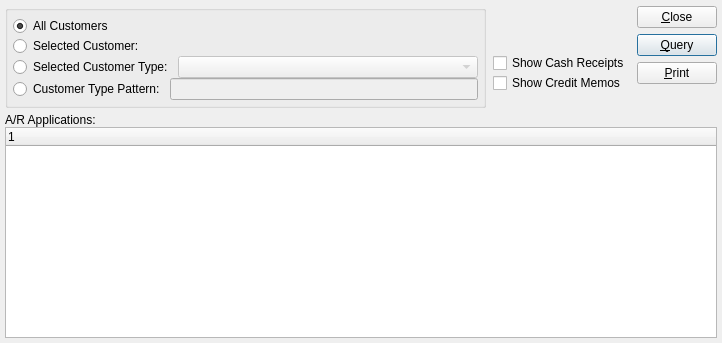
This is xtuple/trunk/guiclient/dspARApplications.ui in WooodHead/xtuple as Qt 5 draws it before an edit. The edited form follows.
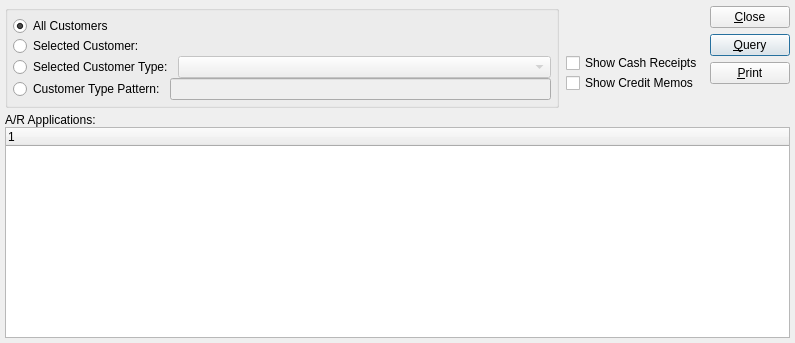
This is the edited form. Custom widgets are drawn as their Qt base class.

The edit to the form file:
```diff
--- a/xtuple/trunk/guiclient/dspARApplications.ui
+++ b/xtuple/trunk/guiclient/dspARApplications.ui
@@ -5,7 +5,7 @@
    <rect>
     <x>0</x>
     <y>0</y>
-    <width>722</width>
+    <width>795</width>
     <height>343</height>
    </rect>
   </property>
@@ -22,18 +22,13 @@
     </property>
     <item>
      <layout class="QHBoxLayout" >
-      <property name="margin" >
-       <number>0</number>
-      </property>
       <property name="spacing" >
        <number>7</number>
       </property>
       <item>
        <widget class="QGroupBox" name="_customerTypeGroup" >
         <property name="sizePolicy" >
-         <sizepolicy>
-          <hsizetype>5</hsizetype>
-          <vsizetype>0</vsizetype>
+         <sizepolicy vsizetype="Fixed" hsizetype="Preferred" >
           <horstretch>0</horstretch>
           <verstretch>0</verstretch>
          </sizepolicy>
@@ -60,9 +55,6 @@
          </item>
          <item>
           <layout class="QHBoxLayout" >
-           <property name="margin" >
-            <number>0</number>
-           </property>
            <property name="spacing" >
             <number>5</number>
            </property>
@@ -75,9 +67,6 @@
            </item>
            <item>
             <layout class="QHBoxLayout" >
-             <property name="margin" >
-              <number>0</number>
-             </property>
              <property name="spacing" >
               <number>0</number>
              </property>
@@ -110,9 +99,6 @@
          </item>
          <item>
           <layout class="QHBoxLayout" >
-           <property name="margin" >
-            <number>0</number>
-           </property>
            <property name="spacing" >
             <number>5</number>
            </property>
@@ -129,9 +115,7 @@
               <bool>false</bool>
              </property>
              <property name="sizePolicy" >
-              <sizepolicy>
-               <hsizetype>7</hsizetype>
-               <vsizetype>0</vsizetype>
+              <sizepolicy vsizetype="Fixed" hsizetype="Expanding" >
                <horstretch>0</horstretch>
                <verstretch>0</verstretch>
               </sizepolicy>
@@ -145,9 +129,6 @@
          </item>
          <item>
           <layout class="QHBoxLayout" >
-           <property name="margin" >
-            <number>0</number>
-           </property>
            <property name="spacing" >
             <number>5</number>
            </property>
@@ -172,17 +153,11 @@
       </item>
       <item>
        <layout class="QVBoxLayout" >
-        <property name="margin" >
-         <number>0</number>
-        </property>
         <property name="spacing" >
          <number>0</number>
         </property>
         <item>
          <layout class="QVBoxLayout" >
-          <property name="margin" >
-           <number>0</number>
-          </property>
           <property name="spacing" >
            <number>5</number>
           </property>
@@ -191,17 +166,11 @@
           </item>
           <item>
            <layout class="QVBoxLayout" >
-            <property name="margin" >
-             <number>0</number>
-            </property>
             <property name="spacing" >
              <number>0</number>
             </property>
             <item>
              <layout class="QHBoxLayout" >
-              <property name="margin" >
-               <number>0</number>
-              </property>
               <property name="spacing" >
                <number>0</number>
               </property>
@@ -232,9 +201,6 @@
             </item>
             <item>
              <layout class="QHBoxLayout" >
-              <property name="margin" >
-               <number>0</number>
-              </property>
               <property name="spacing" >
                <number>0</number>
               </property>
@@ -287,9 +253,6 @@
       </item>
       <item>
        <layout class="QVBoxLayout" >
-        <property name="margin" >
-         <number>0</number>
-        </property>
         <property name="spacing" >
          <number>5</number>
         </property>
@@ -351,17 +314,11 @@
     </item>
     <item>
      <layout class="QVBoxLayout" >
-      <property name="margin" >
-       <number>0</number>
-      </property>
       <property name="spacing" >
        <number>5</number>
       </property>
       <item>
        <layout class="QVBoxLayout" >
-        <property name="margin" >
-         <number>0</number>
-        </property>
         <property name="spacing" >
          <number>0</number>
         </property>
@@ -375,9 +332,7 @@
         <item>
          <widget class="XTreeWidget" name="_arapply" >
           <property name="sizePolicy" >
-           <sizepolicy>
-            <hsizetype>7</hsizetype>
-            <vsizetype>7</vsizetype>
+           <sizepolicy vsizetype="Expanding" hsizetype="Expanding" >
             <horstretch>0</horstretch>
             <verstretch>0</verstretch>
            </sizepolicy>
@@ -400,11 +355,21 @@
  <layoutdefault spacing="5" margin="5" />
  <pixmapfunction>qPixmapFromMimeSource</pixmapfunction>
  <customwidgets>
+  <customwidget>
+   <class>CustInfo</class>
+   <extends>QWidget</extends>
+   <header>custcluster.h</header>
+  </customwidget>
   <customwidget>
    <class>DateCluster</class>
    <extends>QWidget</extends>
    <header>datecluster.h</header>
   </customwidget>
+  <customwidget>
+   <class>XCheckBox</class>
+   <extends>QCheckBox</extends>
+   <header>xcheckbox.h</header>
+  </customwidget>
   <customwidget>
    <class>XComboBox</class>
    <extends>QComboBox</extends>
@@ -415,16 +380,6 @@
    <extends>QLineEdit</extends>
    <header>xlineedit.h</header>
   </customwidget>
-  <customwidget>
-   <class>CustInfo</class>
-   <extends>QWidget</extends>
-   <header>custcluster.h</header>
-  </customwidget>
-  <customwidget>
-   <class>XCheckBox</class>
-   <extends>QCheckBox</extends>
-   <header>xcheckbox.h</header>
-  </customwidget>
   <customwidget>
    <class>XTreeWidget</class>
    <extends>QTreeWidget</extends>
```
Left out of the diff: 31 changed lines with no effect on the pictures.
